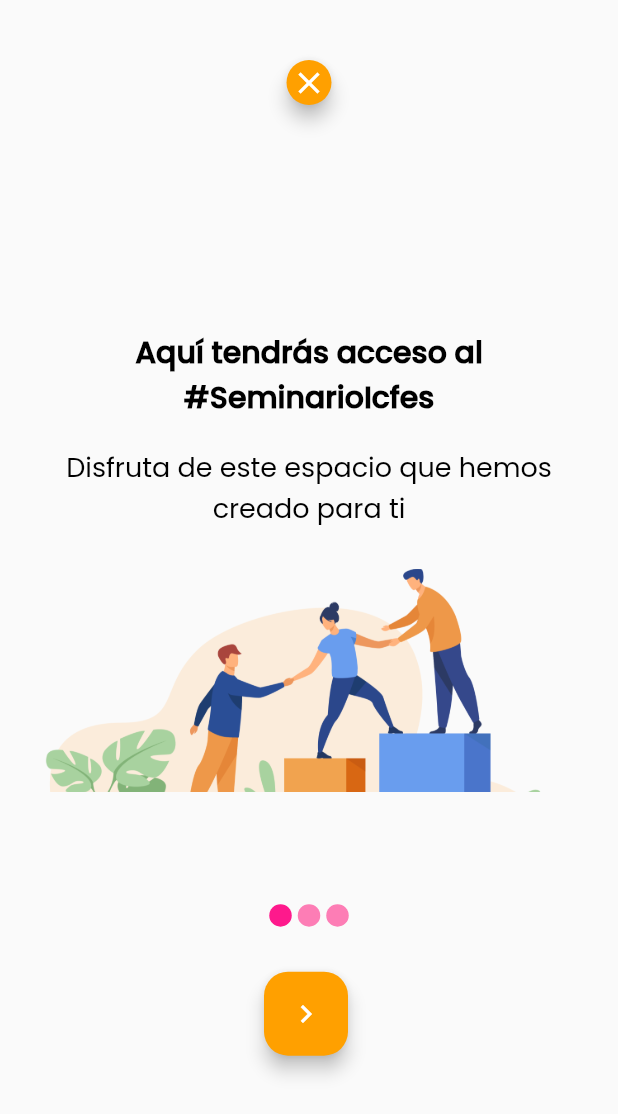
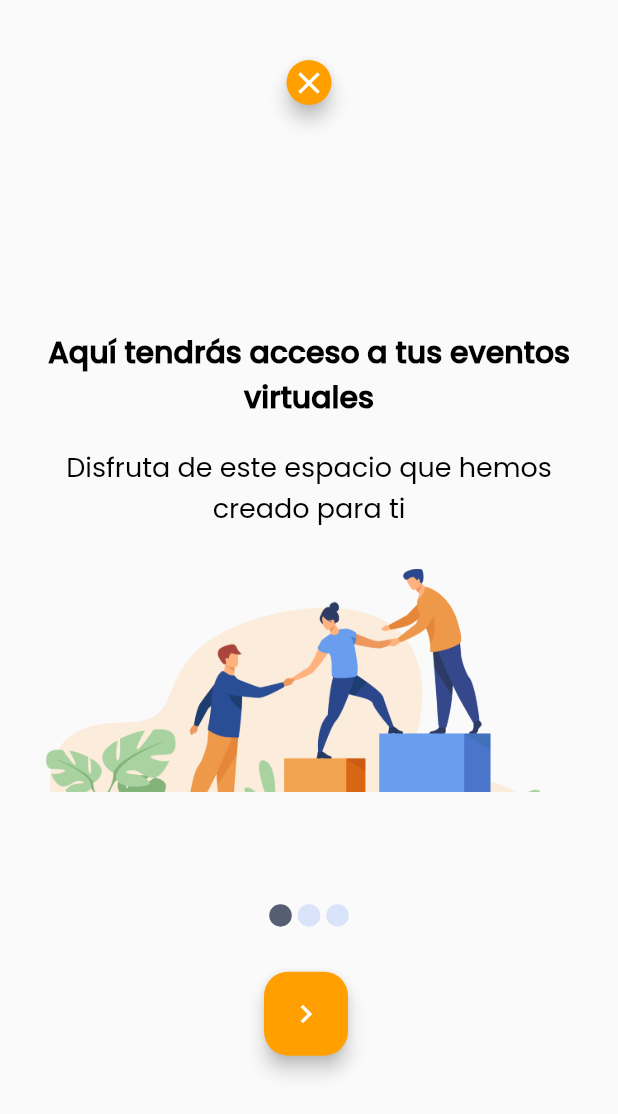
Before and after one commit to sdtorresl/tribuapp, a Flutter app: the OnboardingPage screen opened by its route, on a phone screen of 412 x 824 dp. Shown: the top 1114 px of the screen. Run offline on Flutter 3.47's test engine with Material 2 defaults, Android fonts, the phone set to English and light mode, and no system bars; drawn by our look-alikes of carousel_slider; our stand-ins replace cached_network_image, flutter_countdown_timer, font_awesome_flutter, rxdart, shared_preferences, youtube_player_flutter; missing offline and left inert: global_configuration, vimeo_player_flutter; accounts and stored records are empty; project files that could hold a hidden picture were left out.

```diff
--- a/lib/main.dart
+++ b/lib/main.dart
@@ -44,6 +44,7 @@ class MyApp extends StatelessWidget {
   }
 
   String _initialRoute() {
+    return 'home';
     if (prefs.onBoardingViewed == true) {
       if (prefs.token != null) {
         return 'home';
--- a/lib/pages/onboarding_page.dart
+++ b/lib/pages/onboarding_page.dart
@@ -17,7 +17,7 @@ class _OnboardingPageState extends State<OnboardingPage> {
   int _current = 0;
   final List<Widget> carouselItems = [
     const Onboarding(
-      title: 'Aquí tendrás acceso al #SeminarioIcfes',
+      title: 'Aquí tendrás acceso a tus eventos virtuales',
       description: 'Disfruta de este espacio que hemos creado para ti',
       picture: 'assets/img/Bitmap.png',
     ),
@@ -27,7 +27,7 @@ class _OnboardingPageState extends State<OnboardingPage> {
       picture: 'assets/img/Bitmap2.png',
     ),
     const Onboarding(
-      title: 'Conferencias y conversatorios sobre educación',
+      title: 'Conferencias y conversatorios en linea',
       description: '¡Participa y comparte en redes sociales!',
       picture: 'assets/img/Bitmap3.png',
     ),
@@ -92,8 +92,8 @@ class _OnboardingPageState extends State<OnboardingPage> {
                 decoration: BoxDecoration(
                   shape: BoxShape.circle,
                   color: _current == index
-                      ? const Color.fromRGBO(255, 0, 128, 0.9)
-                      : const Color.fromRGBO(255, 0, 111, 0.5),
+                      ? Theme.of(context).colorScheme.secondary
+                      : Theme.of(context).colorScheme.secondaryContainer,
                 ),
               );
             }).toList(),
```
Also changed, not shown: lib/pages/home_page.dart (+12 -0 lines).
